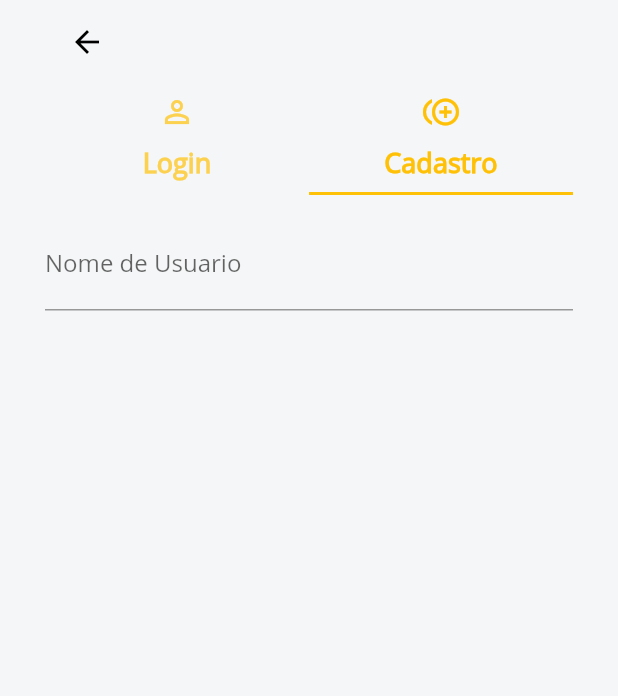
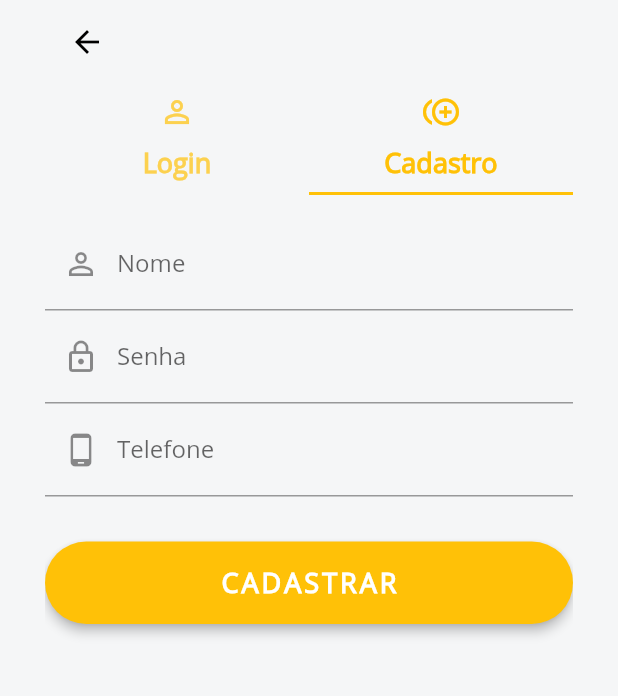
Before and after one commit to leonelCosta/meu-negocio-app, a Flutter app: the LoginAndCadastroPage screen opened directly, tab 2 chosen, on a phone screen of 412 x 824 dp, the part 225-921 px from its top. Run offline on Flutter 3.47's test engine with Material 2 defaults, Android fonts, the phone set to English and light mode, and no system bars.

```diff
--- a/lib/screens/login_and_cadastro.dart
+++ b/lib/screens/login_and_cadastro.dart
@@ -44,14 +44,14 @@ class _LoginAndCadastroPageState extends State<LoginAndCadastroPage> {
   Container _buildContainerTabs() {
     return Container(
       height:
-          430.0, //! Altura de todo Container aonde são adicionados os BTN, TEXT FIELD...
+          490.0, //! Altura de todo Container aonde são adicionados os BTN, TEXT FIELD...
       width: double.infinity,
       child: DefaultTabController(
           length: 2,
           child: Scaffold(
               appBar: AppBar(
                 backgroundColor: kColorBackgroundLogin,
-                elevation: 0.0, // retira a sombra da tab
+                elevation: 0.0, //? retira e add a sombra da tab
                 bottom: TabBar(
                   indicatorColor: Colors.amber,
                   labelColor: Colors.amber,
@@ -81,15 +81,7 @@ class _LoginAndCadastroPageState extends State<LoginAndCadastroPage> {
                     ),
                     Padding(
                       padding: EdgeInsets.only(top: 15.0, bottom: 15.0),
-                      child: TextField(
-                        onChanged: (value) {
-                          debugPrint('Something changed in Title Text Field');
-                        },
-                        decoration: InputDecoration(
-                          labelText: 'Nome de Usuario',
-                          hintText: 'Digite o Nome',
-                        ),
-                      ),
+                      child: _buildFormCadastro(),
                     )
                   ],
                 ),
@@ -111,7 +103,8 @@ class _LoginAndCadastroPageState extends State<LoginAndCadastroPage> {
 //! Construção dos Componentes De Formulario
   Column _buildFormLogin() {
     return Column(
-      mainAxisAlignment: MainAxisAlignment.start,
+      mainAxisAlignment: MainAxisAlignment
+          .start, //? POsicionamento do Conteudo dentro da coluna
       children: <Widget>[
         TextField(
           onChanged: (value) {
@@ -167,4 +160,76 @@ class _LoginAndCadastroPageState extends State<LoginAndCadastroPage> {
       ],
     );
   }
+//! Construção dos Componentes De Formulario de Cadastro
+  Column _buildFormCadastro() {
+    return Column(
+      mainAxisAlignment: MainAxisAlignment
+          .start, //? POsicionamento do Conteudo dentro da coluna
+      children: <Widget>[
+        TextField(
+          onChanged: (value) {
+            debugPrint('Something changed in Title Text Field');
+          },
+          decoration: InputDecoration(
+            labelText: 'Nome',
+            hintText: 'Digite o Nome',
+            prefixIcon: Icon(
+              Icons.person_outline,
+              color: Colors.black45,
+            ),
+          ),
+        ),
+        TextField(
+          onChanged: (value) {
+            debugPrint('Something changed in Title Text Field');
+          },
+          decoration: InputDecoration(
+            labelText: 'Senha',
+            hintText: 'Digite o Senha',
+            prefixIcon: Icon(
+              Icons.lock_outline,
+              color: Colors.black45,
+            ),
+          ),
+        ),
+        TextField(
+          onChanged: (value) {
+            debugPrint('Something changed in Title Text Field');
+          },
+          decoration: InputDecoration(
+            labelText: 'Telefone',
+            hintText: 'Digite o Telefone',
+            prefixIcon: Icon(
+              Icons.phone_android,
+              color: Colors.black45,
+            ),
+          ),
+        ),
+        SizedBox(
+          height: 30.0,
+        ),
+        Container(
+          width: double.infinity,
+          child: RaisedButton(
+            elevation: 3.0,
+            onPressed: () => print('Cadastro Button'),
+            padding: EdgeInsets.all(15.0),
+            shape: RoundedRectangleBorder(
+              borderRadius: BorderRadius.circular(30.0),
+            ),
+            color: Colors.amber,
+            child: Text(
+              'CADASTRAR',
+              style: TextStyle(
+                  color: Colors.white,
+                  letterSpacing: 2.0,
+                  fontSize: 18.0,
+                  fontWeight: FontWeight.bold,
+                  fontFamily: 'OpenSans'),
+            ),
+          ),
+        ),
+      ],
+    );
+  }
 }
--- a/lib/util/constants.dart
+++ b/lib/util/constants.dart
@@ -2,3 +2,9 @@ import 'package:flutter/material.dart';
 
 
 final kColorBackgroundLogin = Color(0xFFF5F6F7);
+
+final kLabelStyleMenu = TextStyle(
+  color: Colors.white,
+  fontWeight: FontWeight.bold,
+  fontFamily: 'OpenSans',
+);
```
Also changed, not shown: lib/main.dart (+6 -2 lines), lib/screens/home_screen.dart (added, +108 -0 lines).
